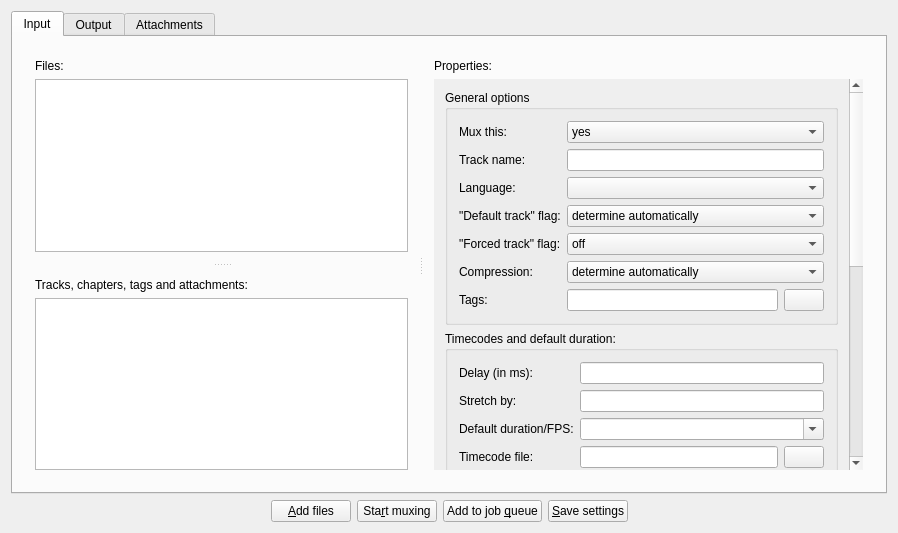
Qt form src/mkvtoolnix-gui/forms/merge_widget.ui (nmaier/mkvtoolnix) before a commit.
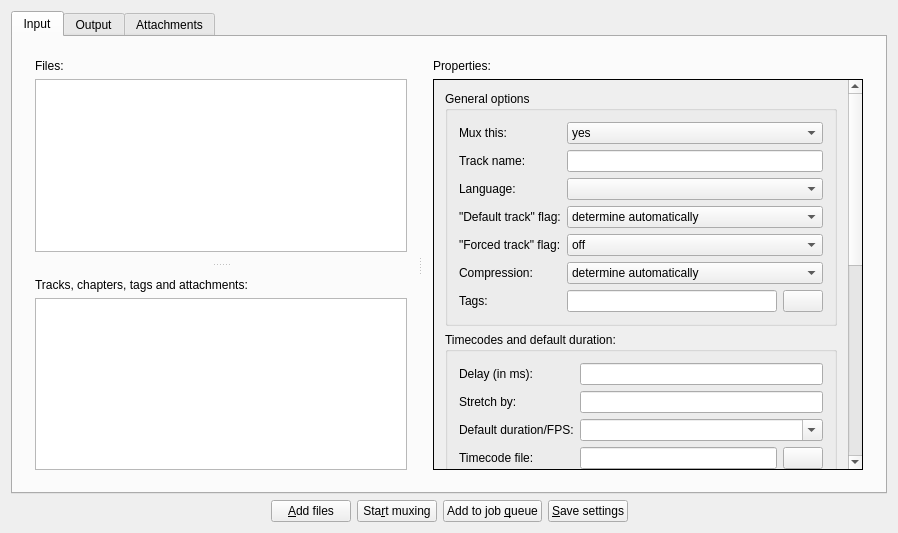
The same form after that commit. Icons and pictures are not drawn.

Commit message: GUI: put a box around the right panel

Patch:
```diff
--- a/src/mkvtoolnix-gui/forms/merge_widget.ui
+++ b/src/mkvtoolnix-gui/forms/merge_widget.ui
@@ -7,7 +7,7 @@
     <x>0</x>
     <y>0</y>
     <width>898</width>
-    <height>519</height>
+    <height>533</height>
    </rect>
   </property>
   <property name="windowTitle">
@@ -118,7 +118,10 @@
               </size>
              </property>
              <property name="frameShape">
-              <enum>QFrame::NoFrame</enum>
+              <enum>QFrame::Box</enum>
+             </property>
+             <property name="frameShadow">
+              <enum>QFrame::Plain</enum>
              </property>
              <property name="verticalScrollBarPolicy">
               <enum>Qt::ScrollBarAsNeeded</enum>
@@ -134,8 +137,8 @@
                <rect>
                 <x>0</x>
                 <y>0</y>
-                <width>434</width>
-                <height>789</height>
+                <width>460</width>
+                <height>812</height>
                </rect>
               </property>
               <layout class="QVBoxLayout" name="verticalLayout_9">
```
